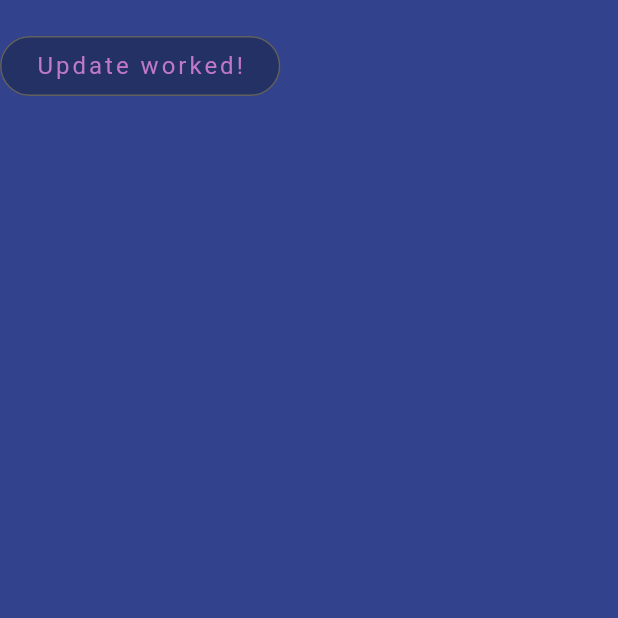
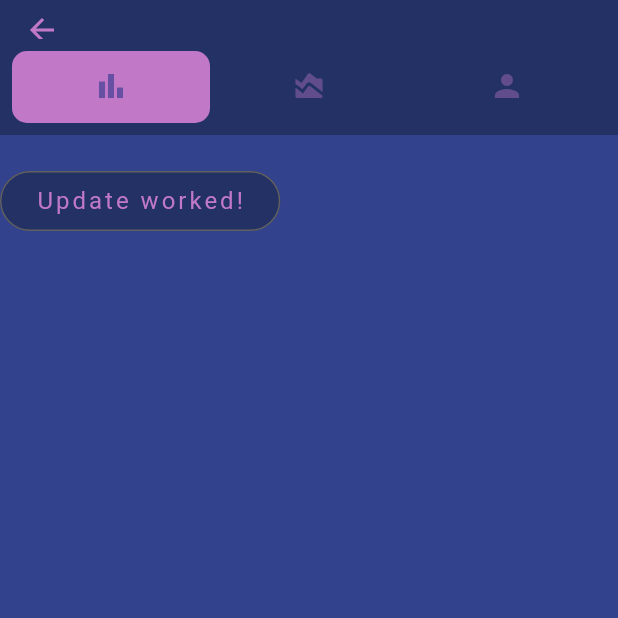
Before and after one commit to Bimmerlynge/Expense-Tracker, a Flutter app: the HomePage screen opened directly, on a phone screen of 412 x 824 dp, the top half of it. Run offline on Flutter 3.47's test engine with Material 3 defaults, Android fonts, the phone set to English and light mode, and no system bars; our stand-ins replace cloud_firestore, dio, equatable, firebase_auth, firebase_core, fl_chart and 3 more; missing offline and left inert: date_picker_plus; accounts and stored records are empty; network calls fail.

Commit message:
Adding tab bar on summary page

```diff
--- a/lib/app/config/theme/app_theme.dart
+++ b/lib/app/config/theme/app_theme.dart
@@ -22,7 +22,7 @@ class AppTheme {
         fontSize: 24,
         letterSpacing: 2,
       ),
-      iconTheme: IconThemeData(color: AppColors.primaryText),
+      iconTheme: IconThemeData(color: AppColors.onPrimary),
       centerTitle: true,
     ),
     bottomNavigationBarTheme: BottomNavigationBarThemeData(
@@ -69,5 +69,15 @@ class AppTheme {
         alignment: Alignment.bottomLeft,
       ),
     ),
+    tabBarTheme: TabBarThemeData(
+      dividerColor: AppColors.primary,
+      indicatorSize: TabBarIndicatorSize.tab,
+      indicator: BoxDecoration(
+        color: AppColors.onPrimary,
+        borderRadius: BorderRadius.circular(10),
+      ),
+      indicatorColor: AppColors.onPrimary,
+      unselectedLabelColor: AppColors.onPrimary.withAlpha(100)
+    )
   );
 }
--- a/lib/core/presentation/main_screen.dart
+++ b/lib/core/presentation/main_screen.dart
@@ -52,7 +52,7 @@ class _MainScreenState extends ConsumerState<MainScreen>
   @override
   Widget build(BuildContext context) {
     return Scaffold(
-      appBar: TAppBar(title: 'Overview'),
+      // appBar: TAppBar(title: 'Overview'),
       body: _pages[_currentPageIndex],
       floatingActionButtonLocation: FloatingActionButtonLocation.centerDocked,
       floatingActionButton: SlideTransition(
--- a/lib/features/summaries/view/home_page.dart
+++ b/lib/features/summaries/view/home_page.dart
@@ -1,4 +1,6 @@
+import 'package:expense_tracker/app/shared/components/app_bar.dart';
 import 'package:expense_tracker/app/shared/util/toast_service.dart';
+import 'package:expense_tracker/main.dart';
 import 'package:flutter/material.dart';
 import 'package:flutter_riverpod/flutter_riverpod.dart';
 
@@ -7,7 +9,10 @@ class HomePage extends ConsumerWidget {
 
   @override
   Widget build(BuildContext context, WidgetRef ref) {
-    return Scaffold(
+    return DefaultTabController(
+      length: 3,
+      child: Scaffold(
+        appBar: _createAppBar(),
         body: Column(
           children: [
             const SizedBox(height: 20),
@@ -20,6 +25,26 @@ class HomePage extends ConsumerWidget {
             ),
           ],
         ),
+      ),
+    );
+  }
+
+  PreferredSizeWidget _createAppBar() {
+    return AppBar(
+      toolbarHeight: 40,
+      bottom: PreferredSize(
+        preferredSize: const Size.fromHeight(50),
+        child: Padding(
+          padding: const EdgeInsets.all(8.0),
+          child: TabBar(
+              tabs: [
+                Tab(child: Icon(Icons.bar_chart)),
+                Tab(child: Icon(Icons.area_chart_rounded)),
+                Tab(child: Icon(Icons.person))
+              ]
+          ),
+        ),
+      ),
     );
   }
 }
```
Also changed, not shown: lib/features/summaries/components/total_bar_hori_chart.dart (renamed from lib/features/transactions/components/total_bar_hori_chart.dart), lib/features/summaries/view/category_bar_chart.dart (added). Lines whose indentation alone changed are shown as unchanged.
